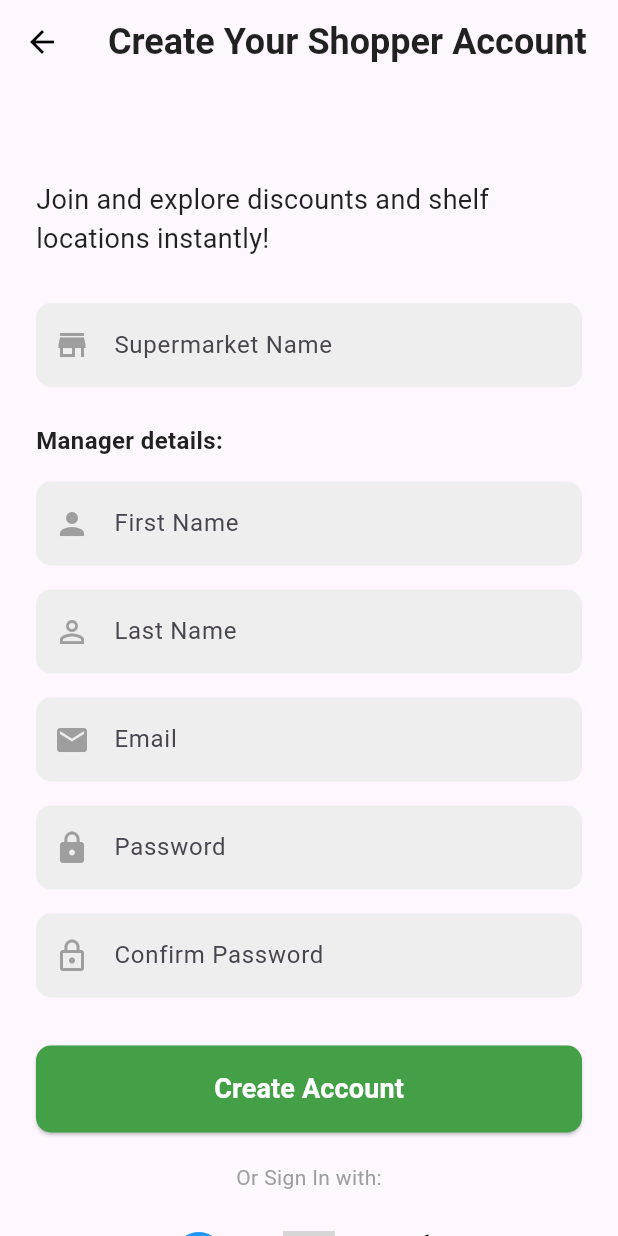
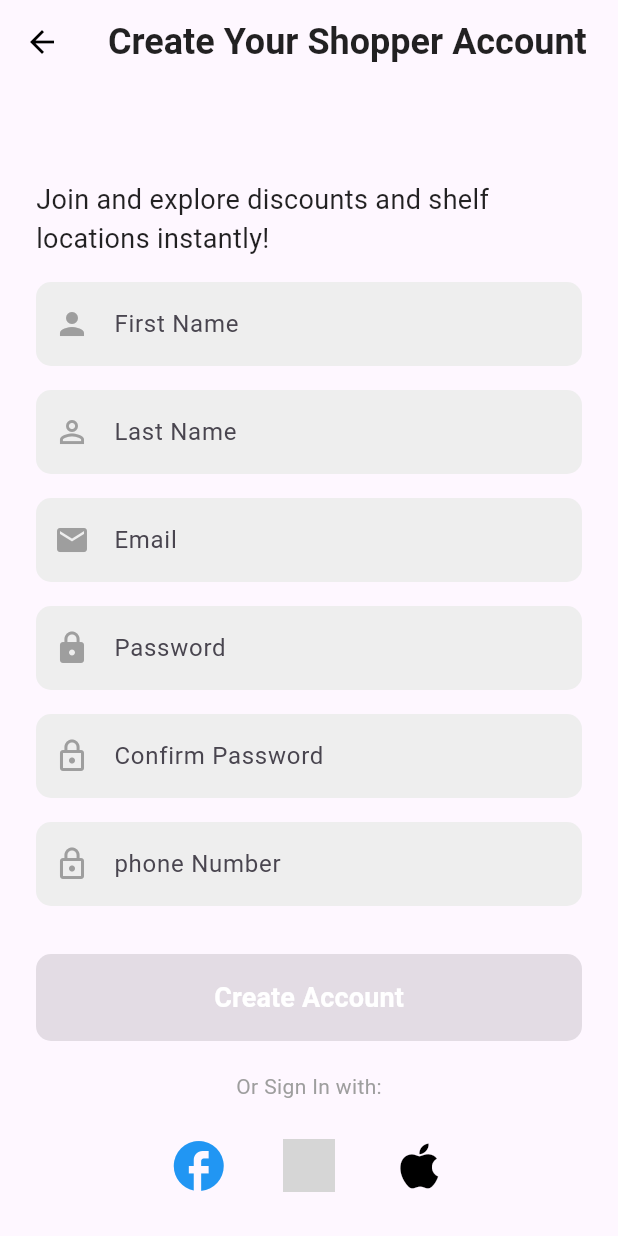
Before and after one commit to kalasamuel/FreshTally, a Flutter app: the screen it shows after launch, on a phone screen of 412 x 824 dp. Run offline on Flutter 3.47's test engine with Material 3 defaults, Android fonts, the light colour scheme and no system bars; grey boxes are pictures that could not be loaded.

Commit message:
changed the icintextfield widget

```diff
--- a/freshtally/lib/pages/auth/customer_signup_page.dart
+++ b/freshtally/lib/pages/auth/customer_signup_page.dart
@@ -11,16 +11,36 @@ class CreateCustomerPage extends StatefulWidget {
 class _CreateCustomerPageState extends State<CreateCustomerPage> {
   final _formKey = GlobalKey<FormState>();
 
-  final TextEditingController _supermarketNameController =
-      TextEditingController();
+  bool _isFormValid = false;
   final TextEditingController _firstNameController = TextEditingController();
   final TextEditingController _lastNameController = TextEditingController();
   final TextEditingController _emailController = TextEditingController();
   final TextEditingController _passwordController = TextEditingController();
   final TextEditingController _confirmPasswordController =
       TextEditingController();
+  final TextEditingController _phoneNumberController = TextEditingController();
 
   @override
+  void initState() {
+    super.initState();
+    _firstNameController.addListener(_validateForm);
+    _lastNameController.addListener(_validateForm);
+    _emailController.addListener(_validateForm);
+    _passwordController.addListener(_validateForm);
+    _confirmPasswordController.addListener(_validateForm);
+  }
+
+  void _validateForm() {
+    setState(() {
+      _isFormValid =
+          _firstNameController.text.trim().isNotEmpty &&
+          _lastNameController.text.trim().isNotEmpty &&
+          _emailController.text.trim().isNotEmpty &&
+          _passwordController.text.isNotEmpty &&
+          _confirmPasswordController.text.isNotEmpty;
+    });
+  }
+
   Widget build(BuildContext context) {
     return Scaffold(
       appBar: AppBar(
@@ -71,38 +91,46 @@ class _CreateCustomerPageState extends State<CreateCustomerPage> {
                   ),
                 ),
               ),
-              const SizedBox(height: 30.0),
-              IconTextField(
-                hintText: 'Supermarket Name',
-                icon: Icons.store,
-                controller: _supermarketNameController,
-              ),
-              const SizedBox(height: 24.0),
-              const Text(
-                'Manager details:',
-                style: TextStyle(
-                  fontSize: 16.0,
-                  fontWeight: FontWeight.bold,
-                  color: Colors.black87,
-                ),
-              ),
+
               const SizedBox(height: 16.0),
               IconTextField(
                 hintText: 'First Name',
                 icon: Icons.person,
                 controller: _firstNameController,
+                validator: (value) {
+                  if (value == null || value.trim().isEmpty) {
+                    return 'First name is required';
+                  }
+                  return null;
+                },
               ),
               const SizedBox(height: 16.0),
               IconTextField(
                 hintText: 'Last Name',
                 icon: Icons.person_outline,
                 controller: _lastNameController,
+                validator: (value) {
+                  if (value == null || value.trim().isEmpty) {
+                    return 'Last name is required';
+                  }
+                  return null;
+                },
               ),
               const SizedBox(height: 16.0),
               IconTextField(
                 hintText: 'Email',
                 icon: Icons.email,
                 controller: _emailController,
+                validator: (value) {
+                  if (value == null || value.trim().isEmpty) {
+                    return 'Email is required';
+                  }
+                  // Simple email validation
+                  if (!RegExp(r'^[^@]+@[^@]+\.[^@]+').hasMatch(value)) {
+                    return 'Enter a valid email';
+                  }
+                  return null;
+                },
               ),
               const SizedBox(height: 16.0),
               IconTextField(
@@ -110,6 +138,15 @@ class _CreateCustomerPageState extends State<CreateCustomerPage> {
                 icon: Icons.lock,
                 isPassword: true,
                 controller: _passwordController,
+                validator: (value) {
+                  if (value == null || value.isEmpty) {
+                    return 'Password is required';
+                  }
+                  if (value.length < 6) {
+                    return 'Password must be at least 6 characters';
+                  }
+                  return null;
+                },
               ),
               const SizedBox(height: 16.0),
               IconTextField(
@@ -117,14 +154,38 @@ class _CreateCustomerPageState extends State<CreateCustomerPage> {
                 icon: Icons.lock_outline,
                 isPassword: true,
                 controller: _confirmPasswordController,
+                validator: (value) {
+                  if (value == null || value.isEmpty) {
+                    return 'Confirm password is required';
+                  }
+                  if (value != _passwordController.text) {
+                    return 'Passwords do not match';
+                  }
+                  return null;
+                },
+              ),
+
+              const SizedBox(height: 16.0),
+              IconTextField(
+                hintText: 'phone Number',
+                icon: Icons.lock_outline,
+                isPassword: true,
+                controller: _phoneNumberController,
               ),
               const SizedBox(height: 32.0),
               ElevatedButton(
-                onPressed: () {
-                  if (_formKey.currentState!.validate()) {
-                    // Process data
-                  }
-                },
+                onPressed: _isFormValid
+                    ? () {
+                        if (_formKey.currentState!.validate()) {
+                          // Process data
+                          ScaffoldMessenger.of(context).showSnackBar(
+                            const SnackBar(
+                              content: Text('Account created successfully!'),
+                            ),
+                          );
+                        }
+                      }
+                    : null,
                 style: ElevatedButton.styleFrom(
                   backgroundColor: Colors.green[600],
                   padding: const EdgeInsets.symmetric(vertical: 16.0),
--- a/freshtally/lib/pages/auth/login_page.dart
+++ b/freshtally/lib/pages/auth/login_page.dart
@@ -6,6 +6,7 @@ class IconTextField extends StatelessWidget {
   final IconData icon;
   final bool isPassword;
   final TextEditingController? controller;
+  final String? Function(String?)? validator;
 
   const IconTextField({
     super.key,
@@ -13,6 +14,7 @@ class IconTextField extends StatelessWidget {
     required this.icon,
     this.isPassword = false,
     this.controller,
+    this.validator,
   });
 
   @override
```
